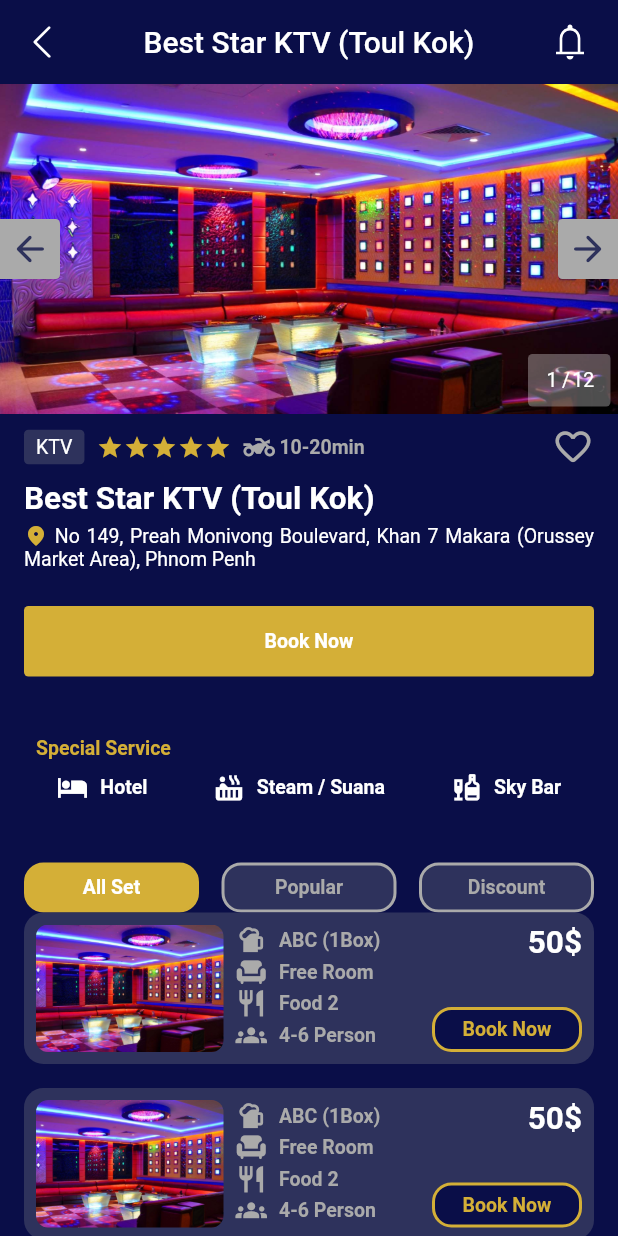
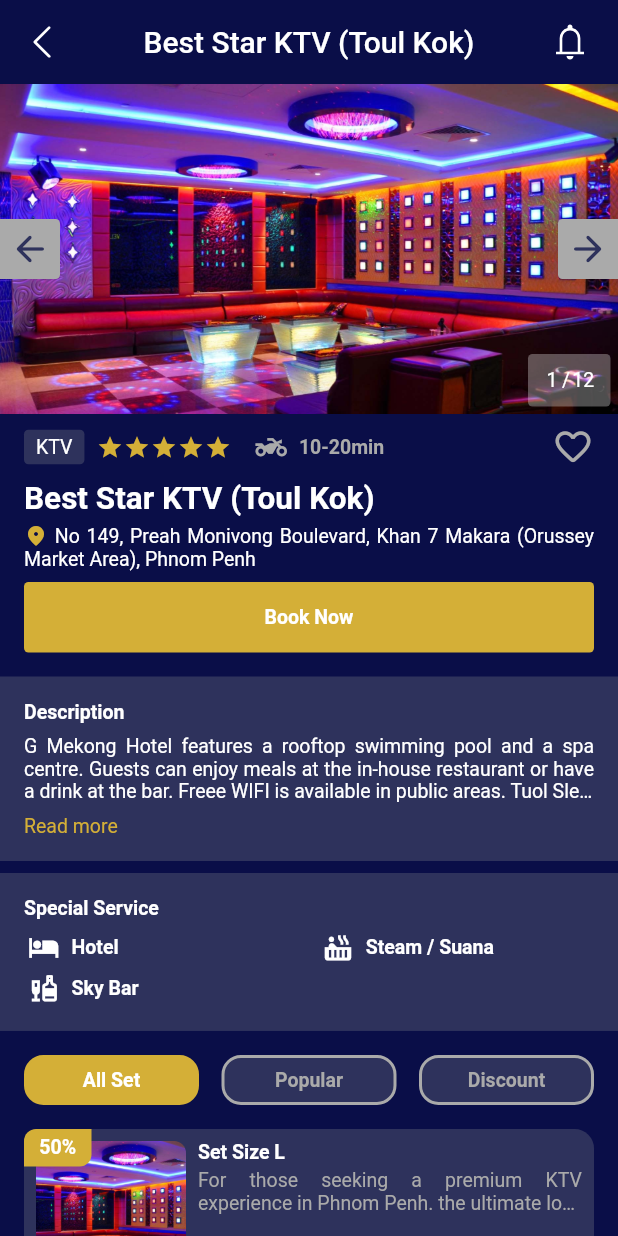
Before and after one commit to OeungChheanghok123/ktv_app, a Flutter app: the DetailScreen screen opened directly, on a phone screen of 412 x 824 dp. Run offline on Flutter 3.47's test engine with Material 2 defaults, Android fonts, the phone set to English and light mode, and no system bars; our stand-ins replace carousel_slider, flutter_rating_bar, flutter_svg, get, qr_flutter, skeletons; missing offline and left inert: flutter_share.

Commit message:
14Feb2023

```diff
--- a/lib/screens/detail/detail_screen.dart
+++ b/lib/screens/detail/detail_screen.dart
@@ -2,8 +2,10 @@
 import 'package:get/get.dart';
 import 'package:ktv_app/constants/constants.dart';
 import 'package:ktv_app/screens/detail/detail_screen_view_model.dart';
+import 'package:ktv_app/screens/home/components/view_all.dart';
 import 'package:ktv_app/utility/app_bar.dart';
 import 'package:ktv_app/utility/text_style.dart';
+import 'package:ktv_app/utility/widgets.dart';
 
 class DetailScreen extends StatelessWidget {
   DetailScreen({Key? key}) : super(key: key);
@@ -107,23 +109,6 @@
     );
   }
 
-  Widget buttonBooking(BuildContext context) {
-    return Container(
-      padding: const EdgeInsets.all(defaultPaddin),
-      margin: const EdgeInsets.all(defaultPaddin),
-      decoration: BoxDecoration(
-        borderRadius: BorderRadius.circular(3),
-        color: primaryColor,
-      ),
-      child: Center(
-        child: Text(
-          'Book Now',
-          style: AppTextStyle.headline2,
-        ),
-      ),
-    );
-  }
-
   Widget detailPost(BuildContext context) {
     return Container(
       margin: const EdgeInsets.symmetric(vertical: defaultPaddin / 2),
@@ -162,24 +147,7 @@
                 ),
               ),
               const SizedBox(width: defaultPaddin / 2),
-              Row(
-                mainAxisAlignment: MainAxisAlignment.center,
-                children: [
-                  const Icon(
-                    Icons.two_wheeler,
-                    color: secondGraydColor,
-                    size: 21,
-                  ),
-                  const SizedBox(width: 3),
-                  Text(
-                    '10-20min',
-                    style: AppTextStyle.body.copyWith(
-                      color: secondGraydColor,
-                      fontWeight: FontWeight.bold,
-                    ),
-                  ),
-                ],
-              ),
+              _iconAndText(Icons.two_wheeler, '10-20min'),
               const Spacer(),
               InkWell(
                 onTap: () {},
@@ -212,8 +180,58 @@
                   text:
                       ' No 149, Preah Monivong Boulevard, Khan 7 Makara (Orussey Market Area), Phnom Penh',
                   style: AppTextStyle.body,
-                )
+                ),
               ],
+            ),
+          ),
+        ],
+      ),
+    );
+  }
+
+  Widget buttonBooking(BuildContext context) {
+    return Container(
+      padding: const EdgeInsets.all(defaultPaddin),
+      margin: const EdgeInsets.symmetric(horizontal: defaultPaddin),
+      decoration: BoxDecoration(
+        borderRadius: BorderRadius.circular(3),
+        color: primaryColor,
+      ),
+      child: Center(
+        child: Text(
+          'Book Now',
+          style: AppTextStyle.headline2,
+        ),
+      ),
+    );
+  }
+
+  Widget description(BuildContext context) {
+    return Container(
+      color: secondColor,
+      padding: const EdgeInsets.all(defaultPaddin),
+      margin: const EdgeInsets.only(top: defaultPaddin),
+      child: Column(
+        crossAxisAlignment: CrossAxisAlignment.start,
+        children: [
+          Text(
+            'Description',
+            style: AppTextStyle.headline2,
+          ),
+          const SizedBox(height: defaultPaddin / 2),
+          Text(
+            'G Mekong Hotel features a rooftop swimming pool and a spa centre. Guests can enjoy meals at the in-house restaurant or have a drink at the bar. Freee WIFI is available in public areas. Tuol Sleng Genocide Museum is about 5 minutes and king Palace...',
+            maxLines: 3,
+            overflow: TextOverflow.ellipsis,
+            textAlign: TextAlign.justify,
+            style: AppTextStyle.title2,
+          ),
+          const SizedBox(height: defaultPaddin / 2),
+          Text(
+            'Read more',
+            textAlign: TextAlign.justify,
+            style: AppTextStyle.title2.copyWith(
+              color: primaryColor,
             ),
           ),
         ],
@@ -223,75 +241,41 @@
 
   Widget specialService(BuildContext context) {
     return Container(
-      width: double.infinity,
-      margin: const EdgeInsets.all(defaultPaddin),
-      padding: const EdgeInsets.symmetric(vertical: defaultPaddin / 2),
-      decoration: BoxDecoration(
-        color: bgColor,
-        borderRadius: BorderRadius.circular(8),
-      ),
+      width: MediaQuery.of(context).size.width,
+      padding: const EdgeInsets.all(defaultPaddin),
+      margin: const EdgeInsets.symmetric(vertical: defaultPaddin / 2),
+      color: secondColor,
       child: Column(
         crossAxisAlignment: CrossAxisAlignment.start,
+        mainAxisSize: MainAxisSize.min,
         children: [
+          Text(
+            'Special Service',
+            style: AppTextStyle.headline2,
+          ),
+          const SizedBox(height: defaultPaddin / 2),
           Container(
-            margin: const EdgeInsets.only(left: defaultPaddin / 2),
-            child: Text(
-              'Special Service',
-              style: AppTextStyle.headline2.copyWith(
-                color: primaryColor,
+            padding: const EdgeInsets.only(left: defaultPaddin / 6),
+            child: GridView.count(
+              crossAxisCount: 2,
+              shrinkWrap: true,
+              padding: const EdgeInsets.all(0),
+              physics: const NeverScrollableScrollPhysics(),
+              crossAxisSpacing: 15,
+              mainAxisSpacing: 5,
+              childAspectRatio: 8,
+              children: List.generate(
+                viewModel.specialServiceIconList.length,
+                (index) => Container(
+                  alignment: Alignment.topLeft,
+                  child: _iconAndText(
+                    viewModel.specialServiceIconList[index],
+                    viewModel.specialServiceTitleList[index],
+                    color: whiteColor,
                   ),
                 ),
               ),
-          const SizedBox(height: defaultPaddin / 2),
-          Row(
-            mainAxisAlignment: MainAxisAlignment.spaceAround,
-            children: [
-              Row(
-                mainAxisAlignment: MainAxisAlignment.center,
-                children: [
-                  const Icon(
-                    Icons.hotel,
-                    color: whiteColor,
-                    size: 21,
             ),
-                  const SizedBox(width: defaultPaddin / 2),
-                  Text(
-                    'Hotel',
-                    style: AppTextStyle.headline2,
-                  ),
-                ],
-              ),
-              Row(
-                mainAxisAlignment: MainAxisAlignment.center,
-                children: [
-                  const Icon(
-                    Icons.hot_tub,
-                    color: whiteColor,
-                    size: 21,
-                  ),
-                  const SizedBox(width: defaultPaddin / 2),
-                  Text(
-                    'Steam / Suana',
-                    style: AppTextStyle.headline2,
-                  ),
-                ],
-              ),
-              Row(
-                mainAxisAlignment: MainAxisAlignment.center,
-                children: [
-                  const Icon(
-                    Icons.liquor,
-                    color: whiteColor,
-                    size: 21,
-                  ),
-                  const SizedBox(width: defaultPaddin / 2),
-                  Text(
-                    'Sky Bar',
-                    style: AppTextStyle.headline2,
-                  ),
-                ],
-              ),
-            ],
           ),
         ],
       ),
@@ -306,7 +290,10 @@
     ];
     return Container(
       width: MediaQuery.of(context).size.width,
-      margin: const EdgeInsets.symmetric(horizontal: defaultPaddin),
+      margin: const EdgeInsets.symmetric(
+        horizontal: defaultPaddin,
+        vertical: defaultPaddin / 2,
+      ),
       color: bgColor,
       child: GridView.count(
         crossAxisCount: 3,
@@ -316,11 +303,12 @@
         mainAxisSpacing: 15,
         crossAxisSpacing: 15,
         childAspectRatio: 3.5,
-        children: List.generate(menuText.length, (index) {
-          return Obx(() => InkWell(
-                onTap: () {
-                  viewModel.menuIndex.value = index;
-                },
+        children: List.generate(
+          menuText.length,
+          (index) {
+            return Obx(
+              () => InkWell(
+                onTap: () => viewModel.menuIndex.value = index,
                 child: Container(
                   decoration: BoxDecoration(
                     color: index == viewModel.menuIndex.value
@@ -345,33 +333,74 @@
                     ),
                   ),
                 ),
-              ));
-        }),
+              ),
+            );
+          },
+        ),
       ),
     );
   }
 
   Widget detailListView(BuildContext context) {
+    return ListView.builder(
+      scrollDirection: Axis.vertical,
+      shrinkWrap: true,
+      physics: const NeverScrollableScrollPhysics(),
+      itemCount: 15,
+      itemBuilder: (context, index) {
+        return _detailListViewItems(context);
+      },
+    );
+  }
+
+  Widget similarListView(BuildContext context) {
     return Column(
       children: [
-        Container(
+        ViewAll(
+          tilte: 'Similar',
+          onPress: () {},
+        ),
+        SizedBox(
+          height: 207,
+          child: ListView.builder(
+            scrollDirection: Axis.horizontal,
+            shrinkWrap: true,
+            itemCount: 5,
+            itemBuilder: (context, index) {
+              return AppWidget.largePost(
+                context,
+                onPress: () {},
+              );
+            },
+          ),
+        ),
+      ],
+    );
+  }
+
+  Widget _detailListViewItems(BuildContext context) {
+    return Container(
       width: MediaQuery.of(context).size.width,
-          padding: const EdgeInsets.all(defaultPaddin / 2),
-          margin: const EdgeInsets.symmetric(horizontal: defaultPaddin),
+      margin: const EdgeInsets.symmetric(
+        horizontal: defaultPaddin,
+        vertical: defaultPaddin / 2,
+      ),
       decoration: BoxDecoration(
         color: secondColor,
         borderRadius: BorderRadius.circular(13),
       ),
       child: Stack(
         children: [
-              Row(
-                children: [
-                  Row(
+          Container(
+            margin: const EdgeInsets.all(defaultPaddin / 2),
+            child: Row(
               crossAxisAlignment: CrossAxisAlignment.start,
               children: [
-                      Container(
-                        width: 125,
-                        height: 85,
+                Expanded(
+                  flex: 0,
+                  child: Container(
+                    width: 100,
+                    height: 95,
                     decoration: BoxDecoration(
                       borderRadius: BorderRadius.circular(8),
                       image: const DecorationImage(
@@ -380,75 +409,154 @@
                       ),
                     ),
                   ),
-                      Column(
+                ),
+                Expanded(
+                  child: Container(
+                    margin: const EdgeInsets.only(left: defaultPaddin / 2),
+                    child: Column(
                       crossAxisAlignment: CrossAxisAlignment.start,
                       children: [
-                          _iconAndText(Icons.sports_bar, "ABC (1Box)"),
-                          _iconAndText(Icons.chair, "Free Room"),
-                          _iconAndText(Icons.restaurant, "Food 2"),
-                          _iconAndText(Icons.groups, "4-6 Person"),
-                        ],
+                        Text(
+                          'Set Size L',
+                          style: AppTextStyle.headline2,
+                        ),
+                        const SizedBox(height: defaultPaddin / 4),
+                        Text(
+                          'For those seeking a premium KTV experience in Phnom Penh. the ultimate location for a night of singing and partying while enjoying the privacy of our karaoke rooms have to offer.',
+                          maxLines: 2,
+                          overflow: TextOverflow.ellipsis,
+                          textAlign: TextAlign.justify,
+                          style: AppTextStyle.body.copyWith(
+                            color: secondGraydColor,
+                          ),
+                        ),
+                        const SizedBox(height: defaultPaddin),
+                        Row(
+                          crossAxisAlignment: CrossAxisAlignment.end,
+                          children: [
+                            Text.rich(
+                              style: AppTextStyle.headline2,
+                              const TextSpan(
+                                children: [
+                                  TextSpan(
+                                    text: '\$25.00',
+                                  ),
+                                  WidgetSpan(
+                                    child: SizedBox(width: defaultPaddin / 4),
+                                  ),
+                                  TextSpan(
+                                    text: '\$35.00',
+                                    style: TextStyle(
+                                      color: secondGraydColor,
+                                      decoration: TextDecoration.lineThrough,
+                                    ),
                                   ),
                                 ],
                               ),
+                            ),
+                            const SizedBox(width: defaultPaddin / 4),
+                            Container(
+                              padding: const EdgeInsets.symmetric(
+                                horizontal: defaultPaddin / 4,
+                                vertical: defaultPaddin / 6,
+                              ),
+                              decoration: BoxDecoration(
+                                color: bgColor,
+                                borderRadius: BorderRadius.circular(8),
+                              ),
+                              child: Row(
+                                crossAxisAlignment: CrossAxisAlignment.end,
+                                mainAxisAlignment: MainAxisAlignment.end,
+                                children: [
+                                  const Icon(
+                                    Icons.whatshot,
+                                    size: 16,
+                                    color: secondGraydColor,
+                                  ),
+                                  Text(
+                                    'Popular',
+                                    style: AppTextStyle.headline2.copyWith(
+                                      color: secondGraydColor,
+                                    ),
+                                  ),
                                 ],
                               ),
-              Positioned(
-                top: 0,
-                right: 0,
-                child: Text(
-                  '50\$',
-                  style: AppTextStyle.headline1.copyWith(
-                    color: whiteColor,
                             ),
+                            const Spacer(),
+                            Container(
+                              padding: const EdgeInsets.symmetric(
+                                vertical: defaultPaddin / 6,
+                                horizontal: defaultPaddin / 2,
                               ),
-              ),
-              Positioned(
-                bottom: 0,
-                right: 0,
-                child: Container(
-                  height: 30,
-                  width: 100,
                               decoration: BoxDecoration(
                                 color: bgColor,
                                 border: Border.all(
                                   width: 2,
-                      color: primaryColor,
+                                  color: whiteColor,
                                 ),
                                 borderRadius: BorderRadius.circular(13),
                               ),
                               child: Center(
                                 child: Text(
-                      "Book Now",
-                      style: AppTextStyle.headline2.copyWith(
-                        color: primaryColor,
+                                  "Select",
+                                  style: AppTextStyle.headline2,
                                 ),
                               ),
+                            ),
+                          ],
+                        ),
+                      ],
                     ),
                   ),
                 ),
               ],
             ),
           ),
-        const SizedBox(height: defaultPaddin),
+          Positioned(
+            top: 0,
+            left: 0,
+            child: Container(
+              width: 45,
+              height: 25,
+              decoration: const BoxDecoration(
+                color: primaryColor,
+                borderRadius: BorderRadius.only(
+                  topLeft: Radius.circular(8),
+                  bottomRight: Radius.circular(8),
+                ),
+              ),
+              child: Center(
+                child: Text('50%', style: AppTextStyle.headline2),
+              ),
+            ),
+          ),
         ],
+      ),
     );
   }
 
-  Widget _iconAndText(IconData iconData, String text) {
+  Widget _iconAndText(
+    IconData iconData,
+    String text, {
+    Color color = secondGraydColor,
+  }) {
     return Row(
+      crossAxisAlignment: CrossAxisAlignment.center,
+      mainAxisSize: MainAxisSize.min,
       children: [
-        const SizedBox(width: defaultPaddin / 2),
+        color == secondGraydColor
+            ? const SizedBox(width: defaultPaddin / 2)
+            : const SizedBox.shrink(),
         Icon(
           iconData,
           size: 21,
-          color: secondGraydColor,
+          color: color,
         ),
         const SizedBox(width: defaultPaddin / 2),
         Text(
           text,
           style: AppTextStyle.headline2.copyWith(
-            color: secondGraydColor,
+            color: color,
           ),
         ),
       ],
@@ -477,21 +585,11 @@
               imagePost(context),
               detailPost(context),
               buttonBooking(context),
+              description(context),
               specialService(context),
-              Container(
-                height: defaultPaddin,
-                color: bgColor,
-              ),
               gridViewMenuBar(context),
-              ListView.builder(
-                scrollDirection: Axis.vertical,
-                shrinkWrap: true,
-                physics: const NeverScrollableScrollPhysics(),
-                itemCount: 25,
-                itemBuilder: (context, index) {
-                  return detailListView(context);
-                },
-              ),
+              detailListView(context),
+              similarListView(context),
             ],
           ),
         ),
--- a/lib/screens/detail/detail_screen_view_model.dart
+++ b/lib/screens/detail/detail_screen_view_model.dart
@@ -1,5 +1,17 @@
+import 'package:flutter/material.dart';
 import 'package:get/get.dart';
 
 class DetailScreenViewModel extends GetxController {
   var menuIndex = 0.obs;
+
+  List<String> specialServiceTitleList = [
+    'Hotel',
+    'Steam / Suana',
+    'Sky Bar',
+  ];
+  List<IconData> specialServiceIconList = [
+    Icons.hotel,
+    Icons.hot_tub,
+    Icons.liquor,
+  ];
 }
```
Lines whose indentation alone changed are shown as unchanged.
